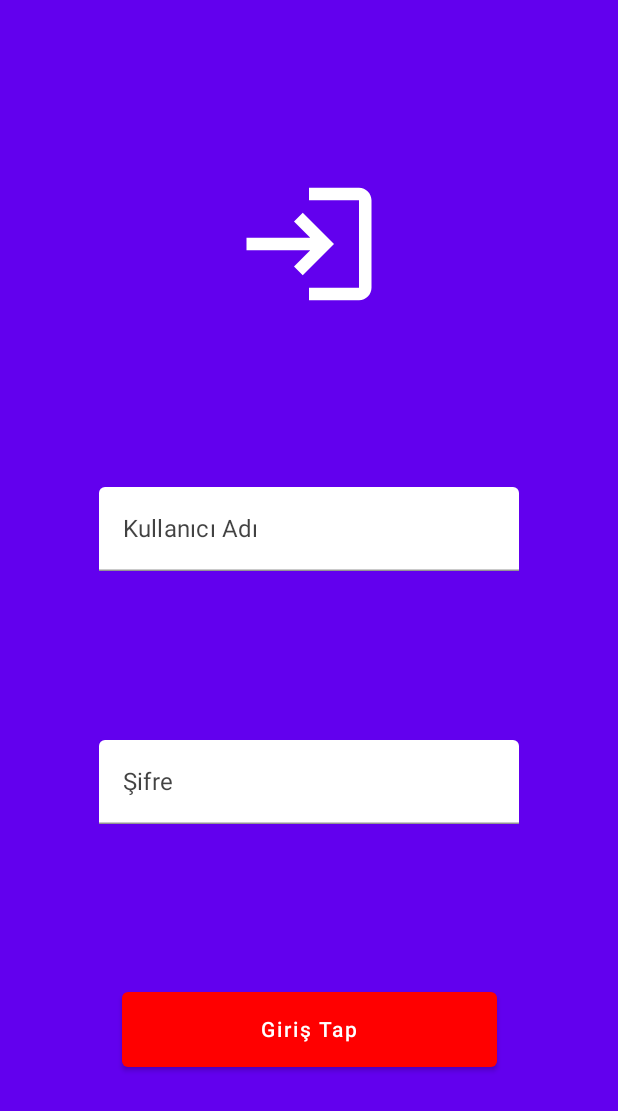
After one commit to emreustaa/jetpack-compose-examples, an Android app built with Jetpack Compose: the LoginActivity screen opened directly, with no data from a screen before it, on a phone screen of 412 x 824 dp. The commit adds this screen. Shown: the top 1111 px of the screen. Run offline under Robolectric (Android 15) with nearby library versions, the phone set to English and light mode, and no system bars.

Commit message:
example login app completed

```diff
--- a/ComposeExamples/app/src/main/AndroidManifest.xml
+++ b/ComposeExamples/app/src/main/AndroidManifest.xml
@@ -9,6 +9,17 @@
         android:roundIcon="@mipmap/ic_launcher_round"
         android:supportsRtl="true"
         android:theme="@style/Theme.ComposeProject">
+        <activity
+            android:name=".LoginActivity"
+            android:exported="true"
+            android:label="@string/title_activity_login"
+            android:theme="@style/Theme.ComposeProject">
+            <intent-filter>
+                <action android:name="android.intent.action.MAIN" />
+
+                <category android:name="android.intent.category.LAUNCHER" />
+            </intent-filter>
+        </activity>
         <activity
             android:name=".IlhamVer"
             android:exported="true"
--- /dev/null
+++ b/ComposeExamples/app/src/main/java/com/emreusta/composeproject/LoginActivity.kt
@@ -0,0 +1,100 @@
+package com.emreusta.composeproject
+
+import android.os.Bundle
+import android.text.Editable
+import android.util.Log
+import android.widget.EditText
+import androidx.activity.ComponentActivity
+import androidx.activity.compose.setContent
+import androidx.compose.foundation.Image
+import androidx.compose.foundation.layout.Arrangement
+import androidx.compose.foundation.layout.Column
+import androidx.compose.foundation.layout.fillMaxSize
+import androidx.compose.foundation.layout.size
+import androidx.compose.material.*
+import androidx.compose.runtime.Composable
+import androidx.compose.runtime.mutableStateOf
+import androidx.compose.runtime.remember
+import androidx.compose.ui.Alignment
+import androidx.compose.ui.Modifier
+import androidx.compose.ui.graphics.Color
+import androidx.compose.ui.res.painterResource
+import androidx.compose.ui.text.TextLayoutInput
+import androidx.compose.ui.tooling.preview.Preview
+import androidx.compose.ui.unit.dp
+import com.emreusta.composeproject.ui.theme.ComposeProjectTheme
+
+class LoginActivity : ComponentActivity() {
+    override fun onCreate(savedInstanceState: Bundle?) {
+        super.onCreate(savedInstanceState)
+        setContent {
+            ComposeProjectTheme {
+                // A surface container using the 'background' color from the theme
+                Surface(
+                    modifier = Modifier.fillMaxSize(),
+                    color = MaterialTheme.colors.background
+                ) {
+                    MainPage()
+                }
+            }
+        }
+    }
+}
+
+@Composable
+fun MainPage() {
+    Surface(modifier = Modifier.fillMaxSize(), color = MaterialTheme.colors.primary) {
+        val tfKullaniciAdi = remember {
+            mutableStateOf("")
+        }
+        val tfSifre = remember {
+            mutableStateOf("")
+        }
+        Column(
+            modifier = Modifier.fillMaxSize(),
+            horizontalAlignment = Alignment.CenterHorizontally,
+            verticalArrangement = Arrangement.SpaceEvenly,
+        ) {
+            Image(painter = painterResource(id = R.drawable.ic_login), contentDescription = "")
+            TextField(
+                value = tfKullaniciAdi.value,
+                onValueChange = { tfKullaniciAdi.value = it },
+                label = { Text(text = "Kullanıcı Adı") },
+                colors = TextFieldDefaults.textFieldColors(
+                    backgroundColor = Color.White,
+                    textColor = Color.Black,
+                    focusedIndicatorColor = Color.Red
+                )
+            )
+            TextField(
+                value = tfSifre.value,
+                onValueChange = { tfSifre.value = it },
+                label = { Text(text = "Şifre") },
+                colors = TextFieldDefaults.textFieldColors(
+                    backgroundColor = Color.White,
+                    textColor = Color.Black,
+                    focusedIndicatorColor = Color.Red
+                )
+            )
+
+            Button(
+                onClick = { Log.e("Button", "Giriş Yapıldı") },
+                colors = ButtonDefaults.buttonColors(
+                    backgroundColor = Color.Red,
+                    contentColor = Color.White
+                ),
+                modifier = Modifier.size(250.dp, 50.dp)
+            ) {
+                Text(text = "Giriş Tap")
+            }
+        }
+    }
+}
+
+@Preview(showBackground = true)
+@Composable
+fun DefaultPreview3() {
+    ComposeProjectTheme {
+        MainPage()
+    }
+}
--- /dev/null
+++ b/ComposeExamples/app/src/main/res/drawable/ic_login.xml
@@ -0,0 +1,11 @@
+<vector xmlns:android="http://schemas.android.com/apk/res/android"
+    android:width="100dp"
+    android:height="100dp"
+    android:viewportWidth="24"
+    android:viewportHeight="24"
+    android:tint="@color/white"
+    android:autoMirrored="true">
+  <path
+      android:fillColor="@android:color/white"
+      android:pathData="M11,7L9.6,8.4l2.6,2.6H2v2h10.2l-2.6,2.6L11,17l5,-5L11,7zM20,19h-8v2h8c1.1,0 2,-0.9 2,-2V5c0,-1.1 -0.9,-2 -2,-2h-8v2h8V19z"/>
+</vector>
--- a/ComposeExamples/app/src/main/res/values/strings.xml
+++ b/ComposeExamples/app/src/main/res/values/strings.xml
@@ -3,4 +3,5 @@
     <string name="textYazi">Hello</string>
     <string name="buttonYazi">Next</string>
     <string name="title_activity_ilham_ver">IlhamVer</string>
+    <string name="title_activity_login">LoginActivity</string>
 </resources>
```
